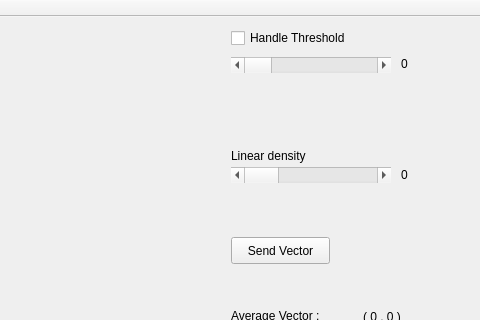
Qt form sks_vision/ui/sksvision_mainwindow.ui (jianming1481/SKS_Eagle_Warrior) before a commit; both pictures show x 429 to 909 and y 0 to 320 of the 909 by 547 pixel window.
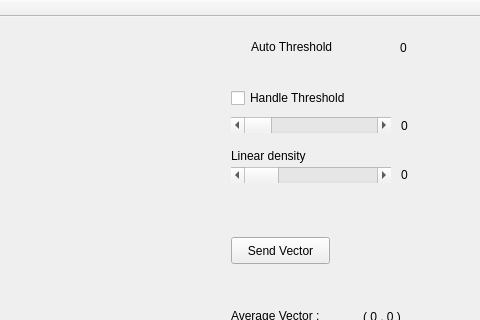
The same form after that commit.

Patch:
```diff
--- a/sks_vision/ui/sksvision_mainwindow.ui
+++ b/sks_vision/ui/sksvision_mainwindow.ui
@@ -31,7 +31,7 @@
     <property name="geometry">
      <rect>
       <x>660</x>
-      <y>10</y>
+      <y>70</y>
       <width>171</width>
       <height>22</height>
      </rect>
@@ -44,7 +44,7 @@
     <property name="geometry">
      <rect>
       <x>660</x>
-      <y>40</y>
+      <y>100</y>
       <width>160</width>
       <height>16</height>
      </rect>
@@ -63,7 +63,7 @@
     <property name="geometry">
      <rect>
       <x>830</x>
-      <y>38</y>
+      <y>100</y>
       <width>31</width>
       <height>17</height>
      </rect>
@@ -182,6 +182,32 @@
      <string>0</string>
     </property>
    </widget>
+   <widget class="QLabel" name="shownum_autoThreshold">
+    <property name="geometry">
+     <rect>
+      <x>829</x>
+      <y>22</y>
+      <width>41</width>
+      <height>17</height>
+     </rect>
+    </property>
+    <property name="text">
+     <string>0</string>
+    </property>
+   </widget>
+   <widget class="QLabel" name="label_autoThreshold">
+    <property name="geometry">
+     <rect>
+      <x>680</x>
+      <y>20</y>
+      <width>131</width>
+      <height>20</height>
+     </rect>
+    </property>
+    <property name="text">
+     <string>Auto Threshold</string>
+    </property>
+   </widget>
   </widget>
   <widget class="QMenuBar" name="menuBar">
    <property name="geometry">
```
